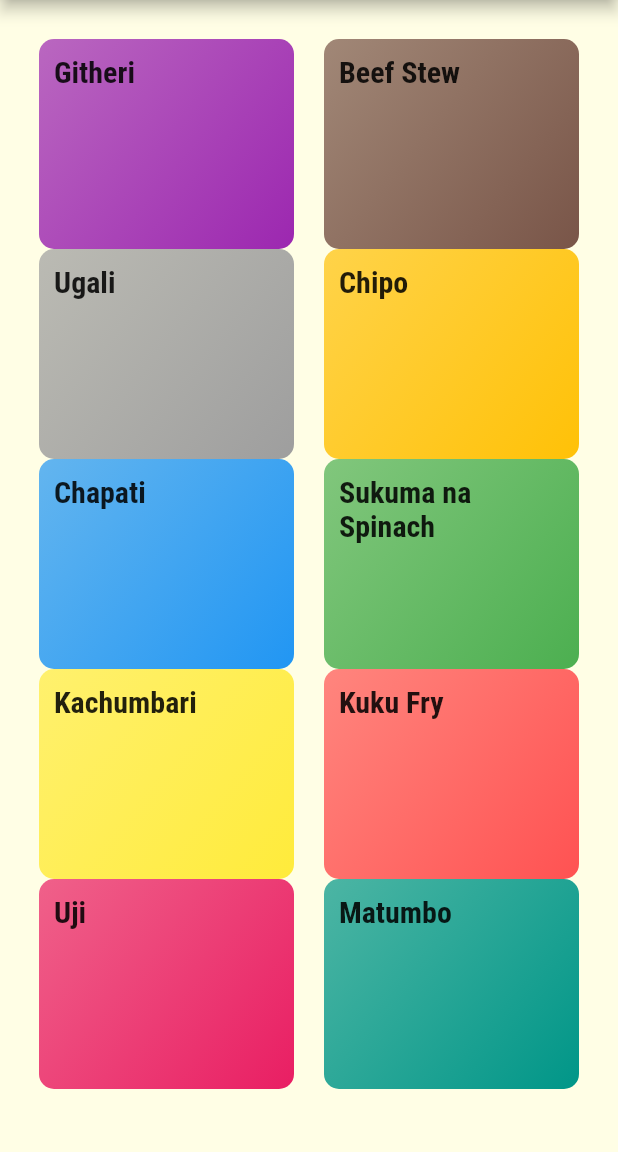
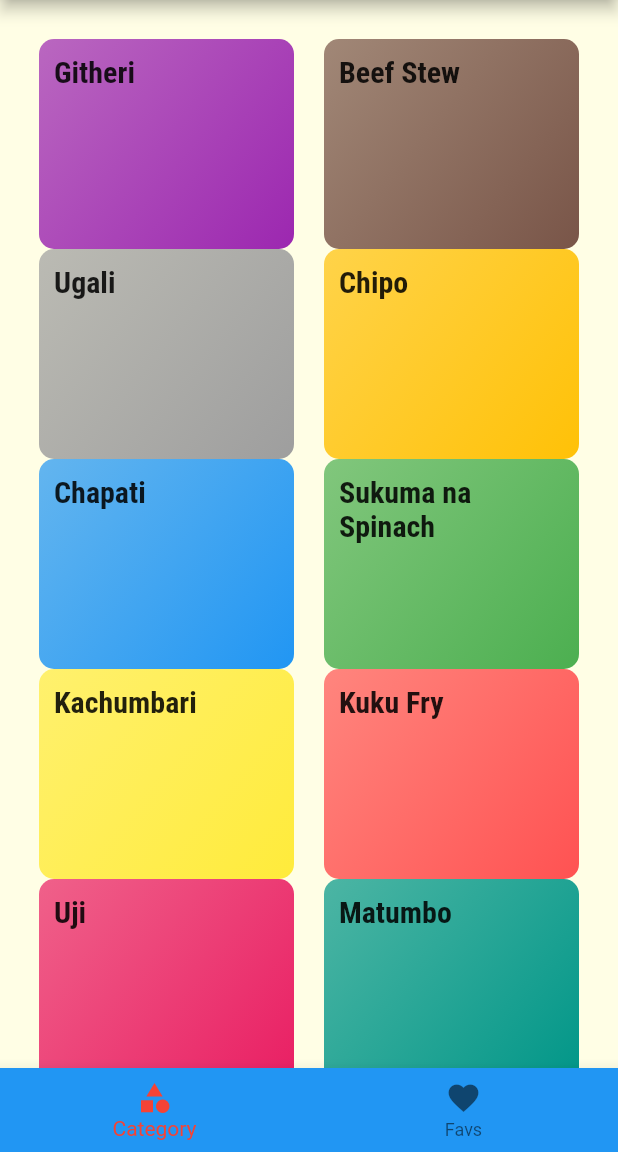
Before and after one commit to notrayo/recipes-app, a Flutter app: the screen it shows after launch, on a phone screen of 412 x 824 dp, the part 84-1236 px from its top. Run offline on Flutter 3.47's test engine with Material 2 defaults, Android fonts, the phone set to English and light mode, and no system bars.

Commit message:
added a bottom navigation feature

```diff
--- a/lib/main.dart
+++ b/lib/main.dart
@@ -1,4 +1,5 @@
 import 'package:flutter/material.dart';
+import '/screens/tabs_screen.dart';
 import 'screens/category_meals_screen.dart';
 import 'screens/meal_details_screen.dart';
 
@@ -18,8 +19,6 @@ class MyApp extends StatelessWidget {
     return MaterialApp(
       title: 'MealsRecipes',
       theme: ThemeData(
-          primarySwatch: Colors.red,
-          accentColor: Colors.amber,
           canvasColor: Color.fromRGBO(255, 254, 229, 1),
           fontFamily: 'Raleway',
           textTheme: ThemeData.light().textTheme.copyWith(
@@ -27,14 +26,16 @@ class MyApp extends StatelessWidget {
               titleMedium: TextStyle(
                   fontSize: 20,
                   fontFamily: 'RobotoCondensed',
-                  fontWeight: FontWeight.bold))),
-      home: const CategoriesScreen(),
+                  fontWeight: FontWeight.bold)),
+          colorScheme: ColorScheme.fromSwatch(primarySwatch: Colors.red)
+              .copyWith(secondary: Colors.amber)),
+      //home: const CategoriesScreen(),
       //initial route
 
-      //initialRoute: '/',
+      initialRoute: '/',
 
       routes: {
-        //'/': (context) => CategoriesScreen(),
+        '/': (context) => TabsScreen(),
         CategoryMealsScreen.routeName: (contextCateg) => CategoryMealsScreen(),
         //new route for meal details
         MealDetailsScreen.routeName: (context) => MealDetailsScreen()
--- /dev/null
+++ b/lib/screens/tabs_screen.dart
@@ -0,0 +1,46 @@
+import 'package:flutter/material.dart';
+
+import './categories_screen.dart';
+import './favs_screen.dart';
+
+class TabsScreen extends StatefulWidget {
+  //const TabsScreen({super.key});
+
+  @override
+  State<TabsScreen> createState() => _TabsScreenState();
+}
+
+class _TabsScreenState extends State<TabsScreen> {
+  // instantiating which page no when category is tapped
+
+  //pages to show
+
+  final List<Widget> _pages = [CategoriesScreen(), FavsScreen()];
+
+  int _selectedPageIndex = 0;
+
+  void _selectPage(int index) {
+    setState(() {
+      _selectedPageIndex = index;
+    });
+  }
+
+  @override
+  Widget build(BuildContext context) {
+    return Scaffold(
+      /*appBar: AppBar(
+        title: Text('Meals App'),
+      ),*/
+      body: _pages[_selectedPageIndex],
+      bottomNavigationBar: BottomNavigationBar(
+        onTap: _selectPage,
+        items: const [
+          BottomNavigationBarItem(
+              icon: Icon(Icons.category_sharp), label: 'Category'),
+          BottomNavigationBarItem(icon: Icon(Icons.favorite), label: 'Favs'),
+        ],
+        backgroundColor: Theme.of(context).primaryColor,
+      ),
+    );
+  }
+}
--- a/lib/widgets/meal_item.dart
+++ b/lib/widgets/meal_item.dart
@@ -15,7 +15,7 @@ class MealItem extends StatelessWidget {
   final Affordability affordability;
 
   //constructor
-  MealItem(
+  const MealItem(
       {required this.id,
       required this.title,
       required this.imageUrl,
```
Also changed, not shown: lib/data/dummy_data_categories.dart (+5 -5 lines), lib/screens/favs_screen.dart (added, +12 -0 lines), lib/screens/meal_details_screen.dart (+70 -3 lines).
